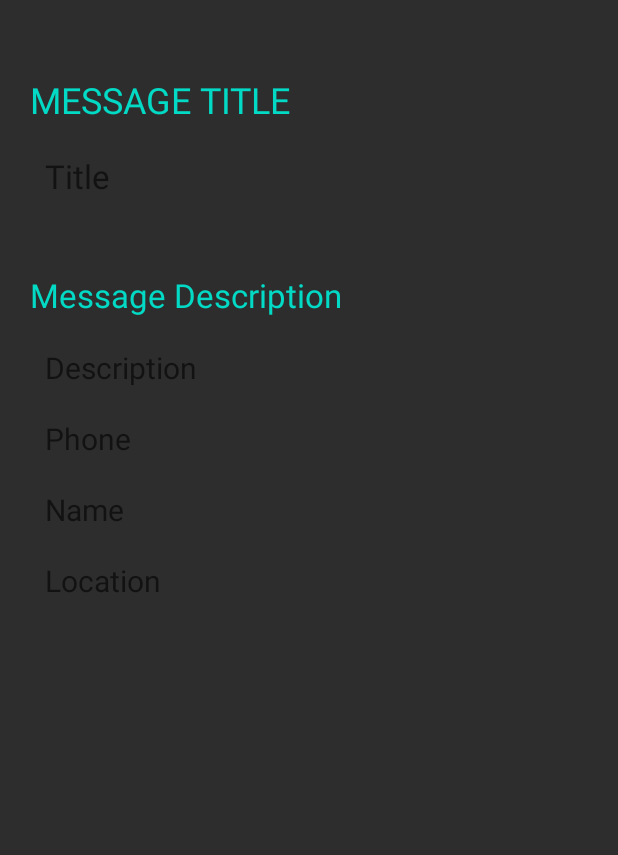
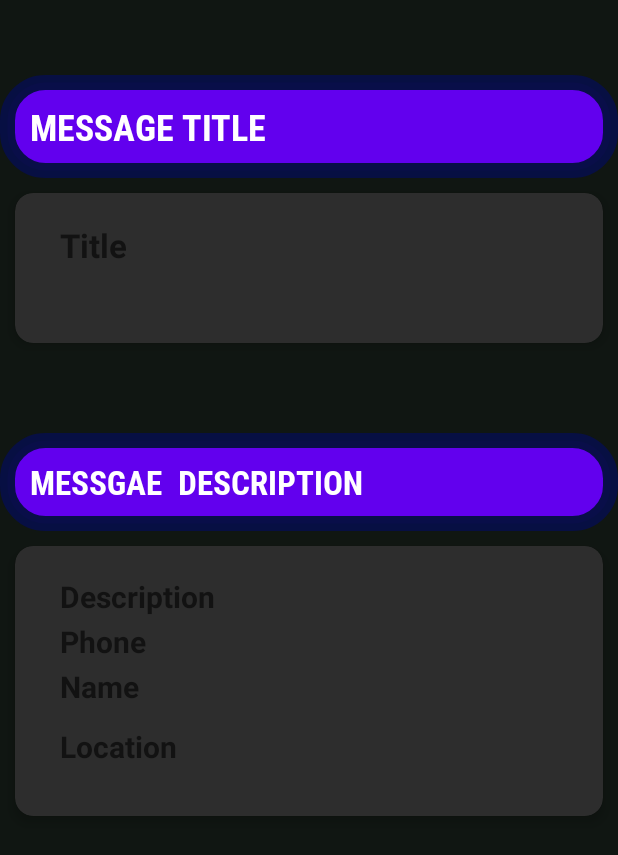
Before and after one commit to utsav-07/CovidSetu, an Android app: the layout activity_target.xml on its own in the app's theme, with its tools: preview values and no code run, on a phone screen of 412 x 824 dp. Shown: the top 855 px of the screen. Run offline under Robolectric (Android 15) with nearby library versions, the phone set to English and light mode, and no system bars.

Commit message:
change in ui

```diff
--- /dev/null
+++ b/app/src/main/res/drawable/textview.xml
@@ -0,0 +1,22 @@
+<?xml version="1.0" encoding="utf-8"?>
+<shape xmlns:android="http://schemas.android.com/apk/res/android">
+    <stroke
+
+        android:color="#f9080f45"
+        android:width="10dp"
+        />
+
+    <solid android:color="@color/colorPrimary"/>
+
+    <corners
+        android:radius="25dp"
+        />
+    <padding
+
+        android:top="18dp"
+        android:right="10dp"
+        android:bottom="18dp"
+        android:left="10dp"/>
+
+
+</shape>
--- a/app/src/main/res/layout/activity_target.xml
+++ b/app/src/main/res/layout/activity_target.xml
@@ -5,70 +5,106 @@
     android:layout_width="match_parent"
     android:orientation="vertical"
     android:layout_height="match_parent"
-    android:background="@color/colorGrey"
+    android:background="#101612"
     tools:context=".target">
+
+
     <TextView
         android:paddingLeft="20dp"
         android:layout_marginTop="50dp"
         android:text="Message Title"
+        android:background="@drawable/textview"
+        android:fontFamily="@font/bold"
         android:layout_width="match_parent"
-        android:textColor="@color/colorAccent"
+        android:textColor="@color/colorWhite"
         android:layout_height="wrap_content"
         android:textAllCaps="true"
+
+        android:textStyle="bold"
         android:textSize="24sp"/>
+
+    <androidx.cardview.widget.CardView
+        android:layout_width="match_parent"
+        android:layout_height="100dp"
+        app:cardCornerRadius="12dp"
+        app:cardElevation="5dp"
+
+        app:cardBackgroundColor="@color/colorGrey"
+        android:layout_margin="10dp"
+        >
     <TextView
         android:hint="Title"
-        android:textColor="@color/colorWhite"
+        android:textColor="@color/colorPrimary"
         android:paddingLeft="30dp"
         android:textSize="22sp"
         android:layout_marginTop="20dp"
         android:layout_width="match_parent"
         android:layout_height="wrap_content"
+        android:textStyle="bold"
         android:id="@+id/tvTitle"
         />
+    </androidx.cardview.widget.CardView>
     <TextView
         android:paddingLeft="20dp"
         android:layout_marginTop="50dp"
-        android:text="Message Description"
-        android:textColor="@color/colorAccent"
+        android:background="@drawable/textview"
+        android:text="MESSGAE  DESCRIPTION"
+        android:textColor="@color/colorWhite"
         android:layout_width="match_parent"
         android:layout_height="wrap_content"
+        android:textStyle="bold"
+        android:fontFamily="@font/bold"
         android:textSize="22sp"/>
+
+    <androidx.cardview.widget.CardView
+        android:layout_width="match_parent"
+        android:layout_height="180dp"
+        app:cardCornerRadius="12dp"
+        app:cardElevation="5dp"
+
+        app:cardBackgroundColor="@color/colorGrey"
+        android:layout_margin="10dp"
+        >
     <TextView
         android:paddingLeft="30dp"
-        android:textSize="20sp"
+        android:textSize="20dp"
         android:layout_marginTop="20dp"
         android:textColor="@color/colorWhite"
         android:layout_width="match_parent"
         android:layout_height="wrap_content"
         android:hint="Description"
+        android:textStyle="bold"
         android:id="@+id/tvDescription"/>
     <TextView
         android:paddingLeft="30dp"
         android:textSize="20sp"
-        android:layout_marginTop="20dp"
+        android:layout_marginTop="50dp"
         android:layout_width="match_parent"
         android:layout_height="wrap_content"
         android:textColor="@color/colorWhite"
         android:hint="Phone"
+        android:textStyle="bold"
         android:id="@+id/mobile"/>
     <TextView
         android:paddingLeft="30dp"
         android:textSize="20sp"
-        android:layout_marginTop="20dp"
+        android:layout_marginTop="80dp"
         android:layout_width="match_parent"
         android:layout_height="wrap_content"
         android:hint="Name"
+        android:textStyle="bold"
         android:textColor="@color/colorWhite"
         android:id="@+id/client_name"/>
     <TextView
         android:paddingLeft="30dp"
         android:textSize="20sp"
-        android:layout_marginTop="20dp"
+        android:layout_marginTop="120dp"
         android:layout_width="match_parent"
         android:layout_height="wrap_content"
         android:hint="Location"
+        android:textStyle="bold"
         android:textColor="@color/colorWhite"
         android:id="@+id/location"/>
+    </androidx.cardview.widget.CardView>
 
 </LinearLayout>
```
Also changed, not shown: app/src/main/res/drawable/button.xml (added, +9 -0 lines), app/src/main/res/layout/activity_broadcast.xml (+12 -10 lines), app/src/main/res/layout/activity_main3.xml (+31 -16 lines).
